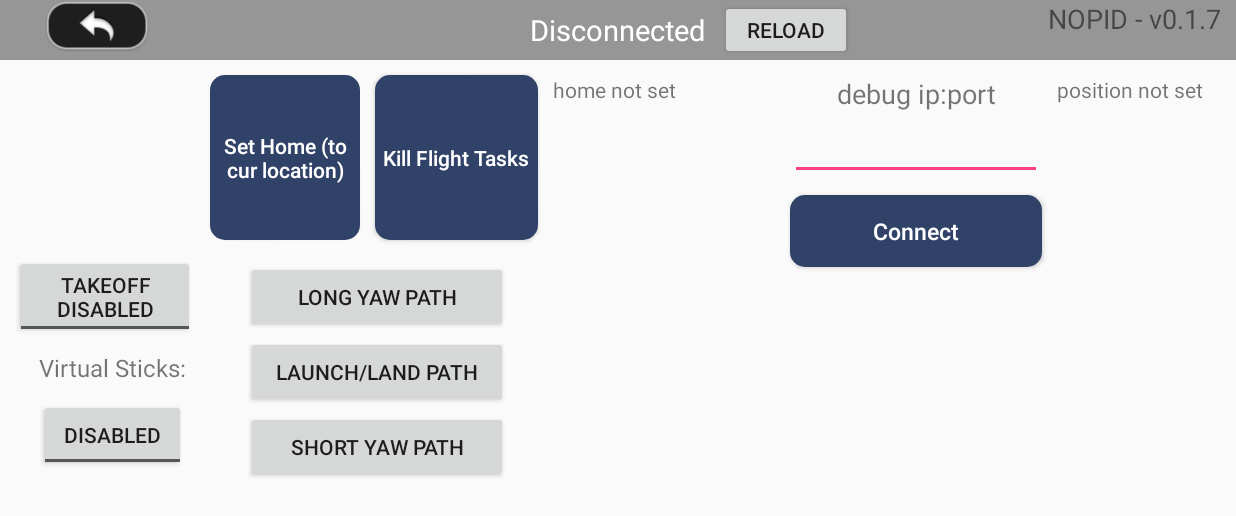
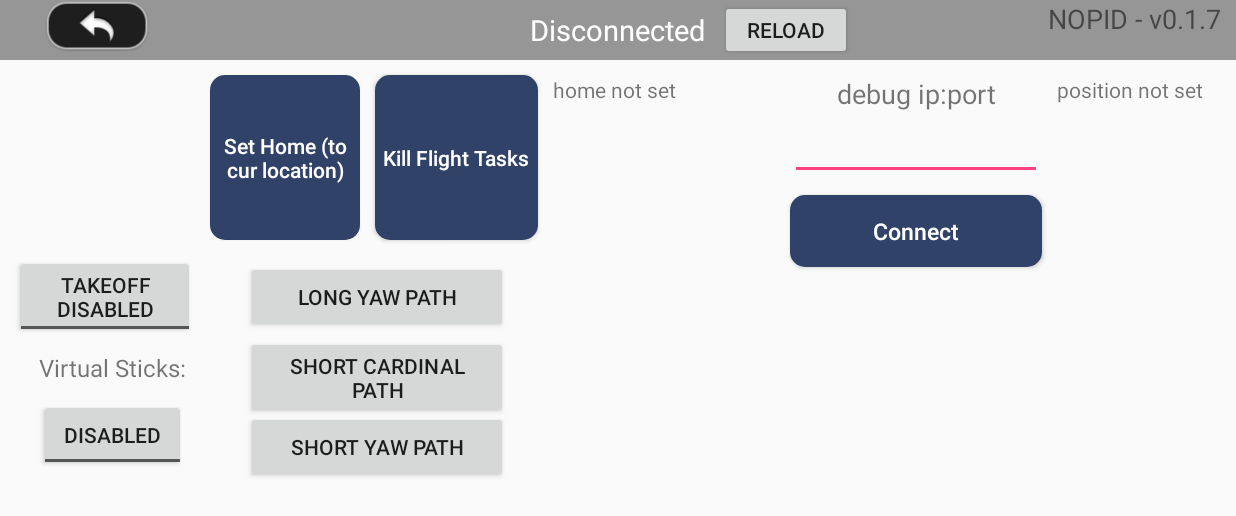
Before and after one commit to kadytoast/mavicmini, an Android app: the screen it shows after launch (MainActivity), on a phone screen of 824 x 412 dp (held sideways). Shown: the top 516 px of the screen. Run offline under Robolectric (Android 15) with nearby library versions, the phone set to English and light mode, and no system bars; our stand-ins replace Volley; libraries missing offline, so code that uses them is left out: com.secneo.sdk, dji.common.error, dji.common.flightcontroller, dji.common.model, dji.common.util and 5 more; 6 statements that could not run were skipped.

Commit message:
debug edits and path edits

```diff
--- a/Launchpad/app/src/main/java/com/dji/launchpad/MainActivity.java
+++ b/Launchpad/app/src/main/java/com/dji/launchpad/MainActivity.java
@@ -91,6 +91,7 @@ public class MainActivity extends Activity implements View.OnClickListener {
         switch (view.getId()) {
             case R.id.btn_startpath_1:
                 // write your primary flight code here, to be initiated after takeoff
+                debug.log("path 1 started");
                 air.yawTo(0);
                 air.yawTo(180);
                 air.pauseFlight(5);
@@ -102,7 +103,7 @@ public class MainActivity extends Activity implements View.OnClickListener {
                 break;
 
             case R.id.btn_startpath_2:
-                air.takeOff();
+                debug.log("path 2 started");
                 air.flyForward(0.5F, 2);
                 air.flyBackward(0.5F, 2);
                 air.throttleFor(0.5F, 2);
@@ -111,10 +112,10 @@ public class MainActivity extends Activity implements View.OnClickListener {
                 air.flyPort(0.5F, 2);
                 air.flyStarboard(0.5F, 4);
                 air.flyPort(0.5F, 2);
-                air.land();
                 break;
 
             case R.id.btn_startpath_3:
+                debug.log("path 3 started");
                 air.yawTo(0);
                 air.yawTo(120);
                 air.pauseFlight(6);
--- a/Launchpad/app/src/main/res/layout-land/activity_main.xml
+++ b/Launchpad/app/src/main/res/layout-land/activity_main.xml
@@ -14,7 +14,7 @@
         android:layout_marginStart="40dp"
         android:layout_marginTop="-10dp"
         android:layout_toEndOf="@+id/textView"
-        android:text="launch/land path" />
+        android:text="short cardinal path" />
 
     <Button
         android:id="@+id/btn_startpath_3"
```
